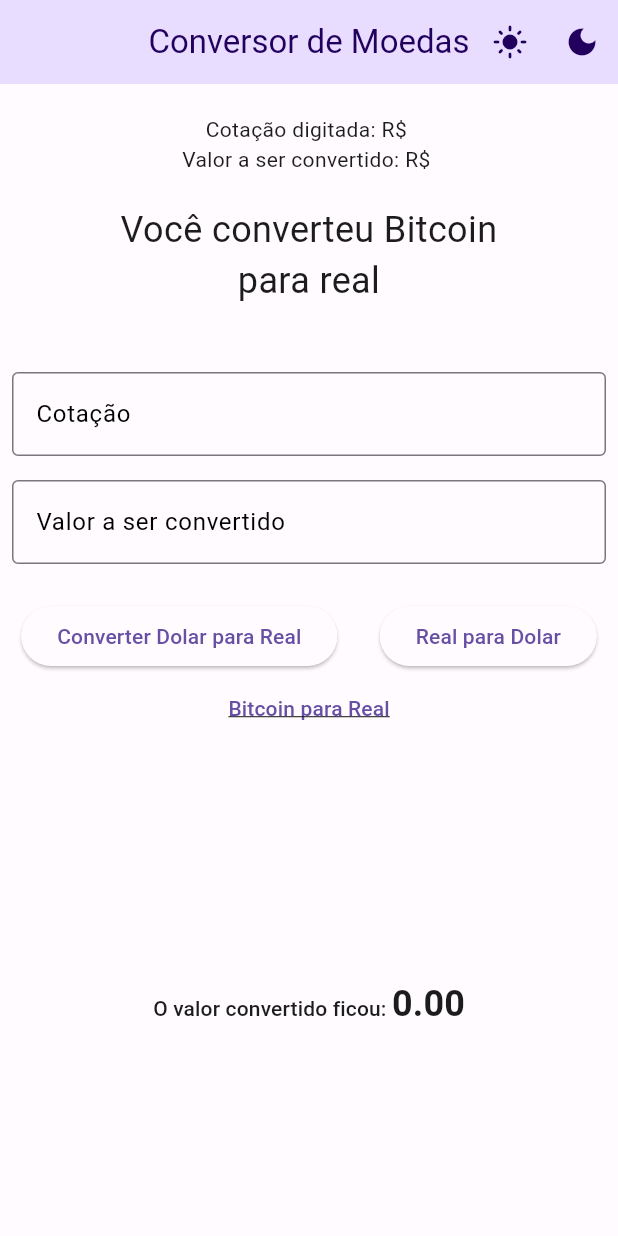
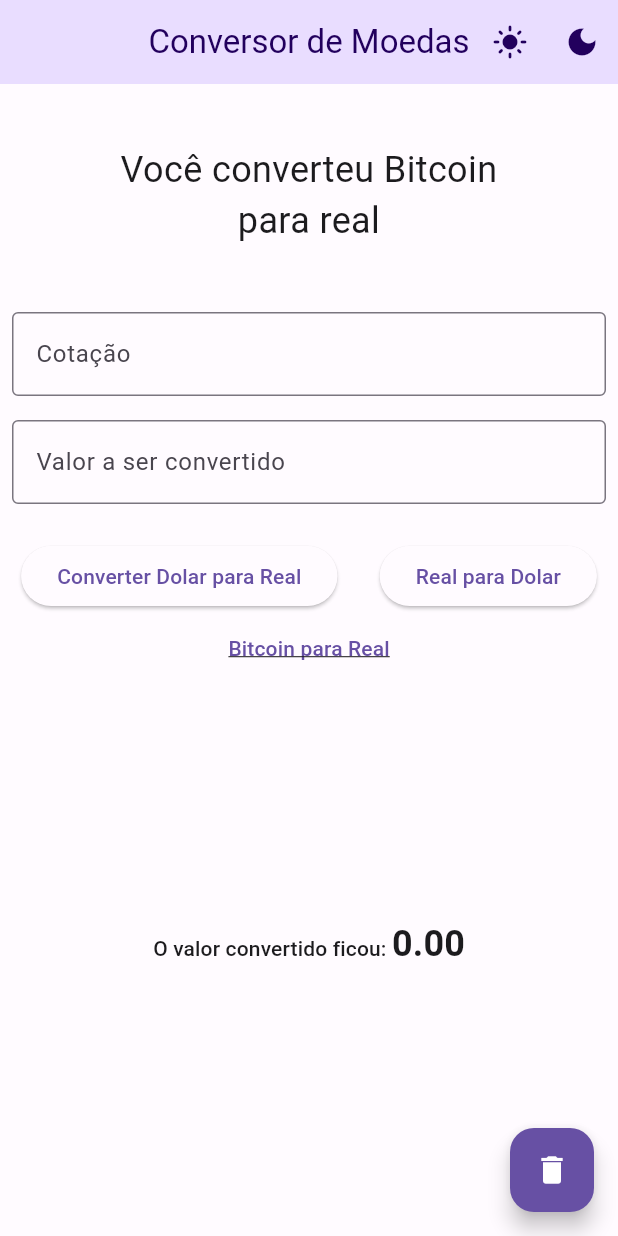
Before and after one commit to natanvalimcardoso/faculdade-ulbra, a Flutter app: the screen it shows after launch, after a tap on "Converter Dolar para Real", after a tap on "Real para Dolar", after a tap on "Bitcoin para Real", on a phone screen of 412 x 824 dp. Run offline on Flutter 3.47's test engine with Material 2 defaults, Android fonts, the phone set to English and light mode, and no system bars; missing offline and left inert: validatorless.

```diff
--- a/4 -semestre/Desenvolvimento Sistemas Moveis/conversor_money/lib/controller/home_controller.dart
+++ b/4 -semestre/Desenvolvimento Sistemas Moveis/conversor_money/lib/controller/home_controller.dart
@@ -29,8 +29,7 @@ class HomeController {
   }
 
 
-  clearText({required TextEditingController cotacaoController, required TextEditingController valueController}) {
-    cotacaoController.clear();
+  clearText({required TextEditingController valueController}) {
     valueController.clear();
   }
 }
--- a/4 -semestre/Desenvolvimento Sistemas Moveis/conversor_money/lib/page/home_page.dart
+++ b/4 -semestre/Desenvolvimento Sistemas Moveis/conversor_money/lib/page/home_page.dart
@@ -25,6 +25,14 @@ class _HomePageState extends State<HomePage> {
   @override
   Widget build(BuildContext context) {
     return Scaffold(
+      floatingActionButton: FloatingActionButton(
+        onPressed: () {
+          setState(() {
+            controller.result = 0;
+          });
+        },
+        child: const Icon(Icons.delete),
+      ),
       appBar: AppBar(
         title: const Text('Conversor de Moedas'),
         actions: [
@@ -49,10 +57,7 @@ class _HomePageState extends State<HomePage> {
           key: _formKey,
           child: Column(
             children: [
-              const SizedBox(height: 20),
-              Text('Cotação digitada: R\$ ${_cotacaoController.text}'),
-              Text('Valor a ser convertido: R\$ ${_valueController.text}'),
-              const SizedBox(height: 20),
+              const SizedBox(height: 40),
               SizedBox(
                 width: MediaQuery.of(context).size.width * 0.7,
                 child: Text(
@@ -77,6 +82,7 @@ class _HomePageState extends State<HomePage> {
               Padding(
                 padding: const EdgeInsets.all(8.0),
                 child: TextFormInput(
+                  textInputAction: TextInputAction.done,
                   validator: Validatorless.multiple([
                     Validatorless.required('É necessário digitar o valor a ser convertido'),
                   ]),
@@ -99,10 +105,10 @@ class _HomePageState extends State<HomePage> {
                           valueController: _valueController.text,
                         );
                         controller.clearText(
-                          cotacaoController: _cotacaoController,
                           valueController: _valueController,
                         );
                       }
+                      FocusScope.of(context).unfocus();
                     },
                     style: ElevatedButton.styleFrom(),
                     child: const Text('Converter Dolar para Real'),
@@ -119,10 +125,10 @@ class _HomePageState extends State<HomePage> {
                           valueController: _valueController.text,
                         );
                         controller.clearText(
-                          cotacaoController: _cotacaoController,
                           valueController: _valueController,
                         );
                       }
+                      FocusScope.of(context).unfocus();
                     },
                     child: const Text('Real para Dolar'),
                   ),
@@ -142,9 +148,9 @@ class _HomePageState extends State<HomePage> {
                           valueController: _valueController.text,
                         );
                         controller.clearText(
-                          cotacaoController: _cotacaoController,
                           valueController: _valueController,
                         );
+                        FocusScope.of(context).unfocus();
                       }
                     },
                     child: const Text(
--- a/4 -semestre/Desenvolvimento Sistemas Moveis/conversor_money/lib/page/widget/textfield_home.dart
+++ b/4 -semestre/Desenvolvimento Sistemas Moveis/conversor_money/lib/page/widget/textfield_home.dart
@@ -1,28 +1,29 @@
+// ignore_for_file: library_private_types_in_public_api
+
 import 'package:flutter/material.dart';
 
 class TextFormInput extends StatefulWidget {
   final String? Function(String?)? validator;
   final String labelText;
+  final TextInputAction? textInputAction;
   final TextEditingController controller;
 
-  TextFormInput({super.key, required this.labelText, this.validator, required this.controller});
+  const TextFormInput({super.key, required this.labelText, this.validator, required this.controller, this.textInputAction});
 
   @override
-  // ignore: library_private_types_in_public_api
   _TextFormInputState createState() => _TextFormInputState();
 }
 
 class _TextFormInputState extends State<TextFormInput> {
-bool _showError = false;
   @override
   Widget build(BuildContext context) {
     return TextFormField(
+      textInputAction: widget.textInputAction ?? TextInputAction.next,
       controller: widget.controller,
       keyboardType: TextInputType.number,
       decoration: InputDecoration(
 
         labelText: widget.labelText,
-         labelStyle: TextStyle(color: _showError ? Colors.red : Colors.black),
         focusedBorder: const OutlineInputBorder(
           borderSide: BorderSide(color: Colors.black),
         ),
@@ -30,7 +31,7 @@ bool _showError = false;
       ),
       validator: (value) {
         setState(() {
-          _showError = widget.validator?.call(value) != null;
+           widget.validator?.call(value) != null;
         });
         return widget.validator?.call(value);
       },
--- a/4 -semestre/Desenvolvimento Sistemas Moveis/conversor_money/lib/shared/controller/app_controller.dart
+++ b/4 -semestre/Desenvolvimento Sistemas Moveis/conversor_money/lib/shared/controller/app_controller.dart
@@ -1,5 +1,4 @@
 import 'package:flutter/material.dart';
-import 'package:provider/provider.dart';
 
 import '../themes/themes.dart';
 
```
